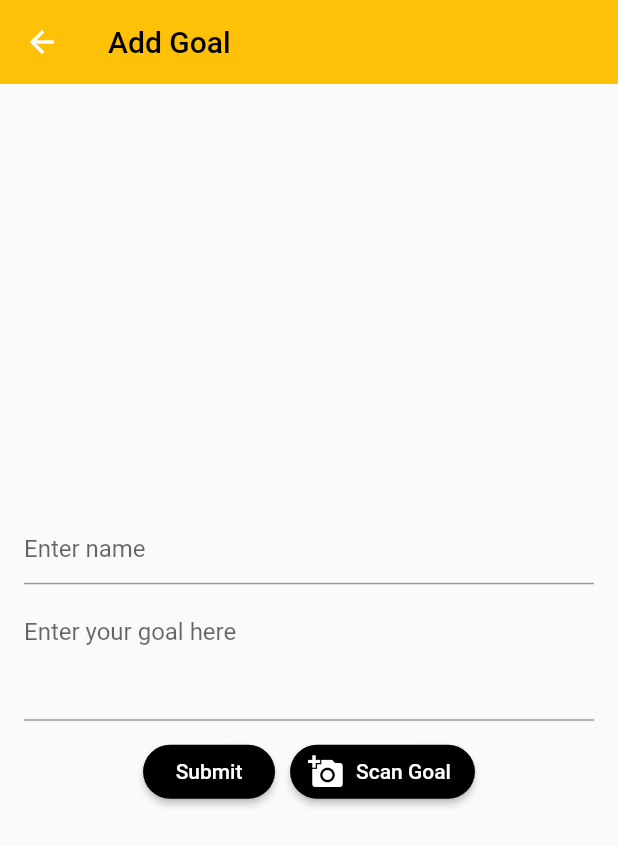
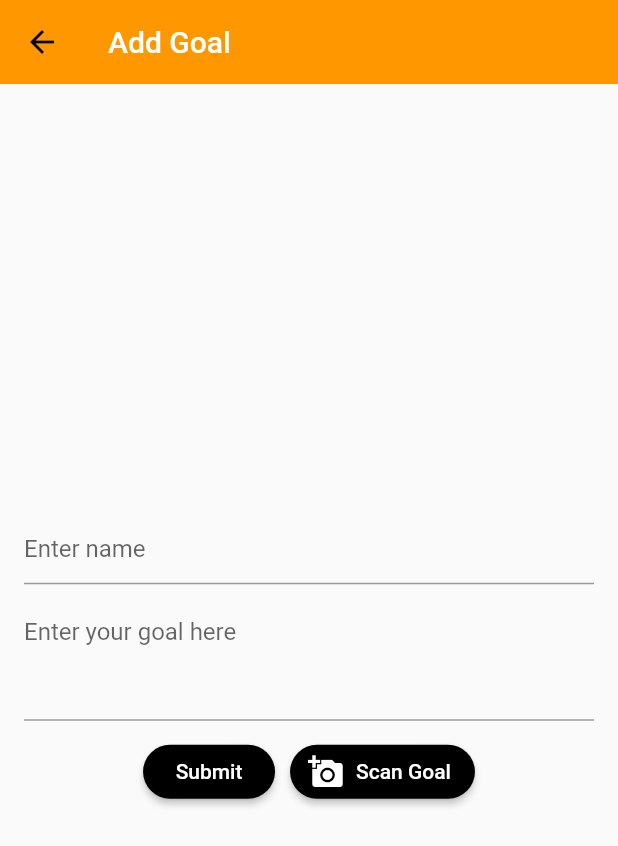
Before and after one commit to HongThaiPham/flutter-goal-runner, a Flutter app: the AddGoalScreen screen opened directly with empty values, on a phone screen of 412 x 824 dp. Shown: the top 846 px of the screen. Run offline on Flutter 3.47's test engine with Material 2 defaults, Android fonts, the phone set to English and light mode, and no system bars; our stand-ins replace cloud_firestore, firebase_auth, google_sign_in, image_picker, rxdart; missing offline and left inert: firebase_ml_vision; accounts and stored records are empty.

Commit message:
style goal list

```diff
--- a/lib/src/app.dart
+++ b/lib/src/app.dart
@@ -18,7 +18,7 @@ class _MyAppState extends State<MyApp> {
           title: "Goal Runner",
           theme: new ThemeData(
             accentColor: Colors.white,
-            primaryColor: Colors.green,
+            primaryColor: Colors.orange,
           ),
           home: new LoginScreen(),
         ),
--- a/lib/src/ui/add_goal.dart
+++ b/lib/src/ui/add_goal.dart
@@ -36,9 +36,9 @@ class _AddGoalScreenState extends State<AddGoalScreen> {
         appBar: AppBar(
           title: Text(
             "Add Goal",
-            style: TextStyle(color: Colors.black),
+            style: TextStyle(color: Colors.white),
           ),
-          backgroundColor: Colors.amber,
+          backgroundColor: Colors.orange,
           elevation: 0.0,
         ),
         body: Container(
--- a/lib/src/ui/goals_list.dart
+++ b/lib/src/ui/goals_list.dart
@@ -42,6 +42,7 @@ class _GoalsListState extends State<GoalsList>
         elevation: 0.0,
         bottom: TabBar(
           controller: _tabController,
+          labelColor: Colors.white,
           tabs: <Tab>[
             new Tab(text: StringConstant.worldTab),
             new Tab(text: StringConstant.myTab),
@@ -59,6 +60,8 @@ class _GoalsListState extends State<GoalsList>
   Widget _bottomButtons() {
     if (_tabController.index == 1) {
       return FloatingActionButton(
+          backgroundColor: Colors.orange,
+          foregroundColor: Colors.white,
           child: Icon(Icons.add),
           onPressed: () {
             Navigator.push(
```
